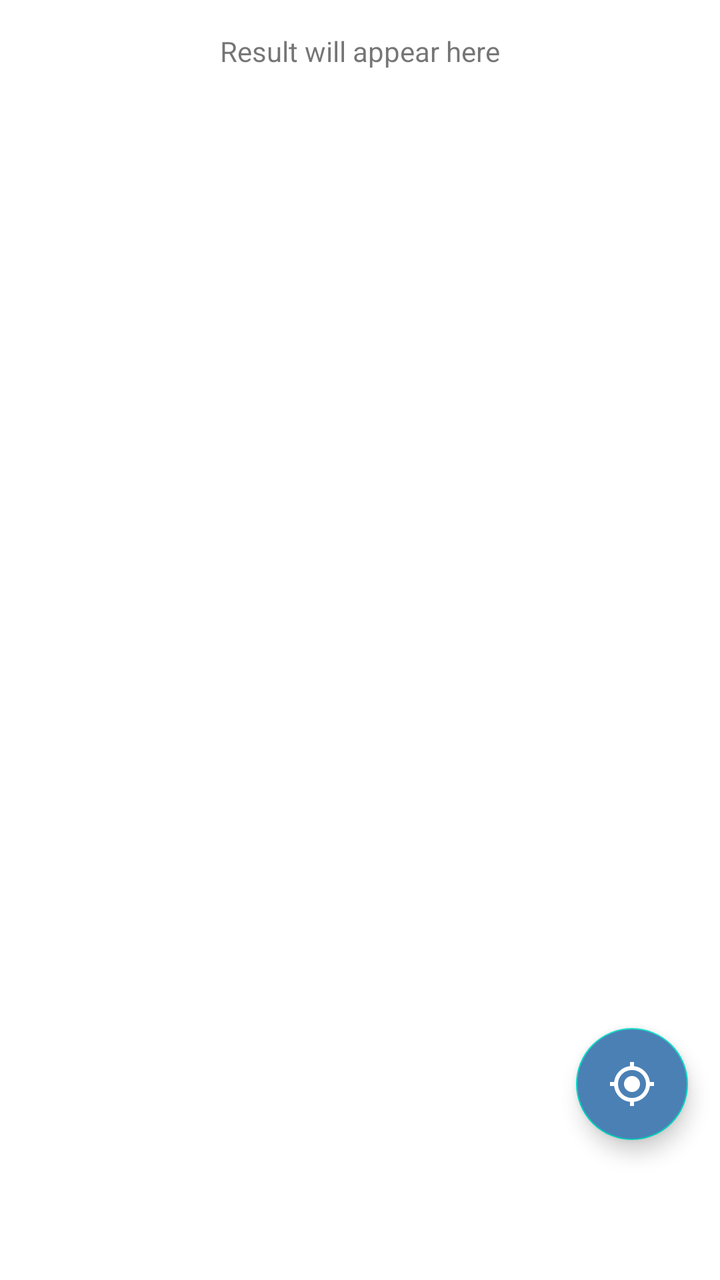
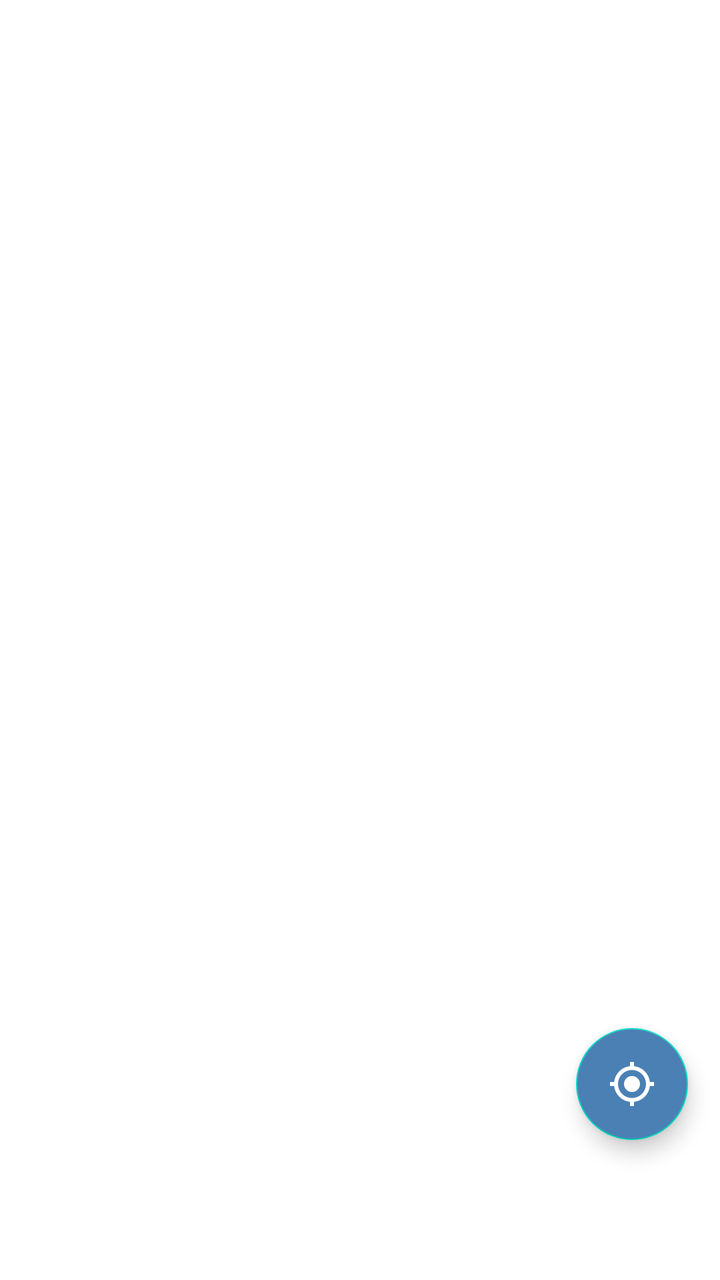

Two renders of the same Android screen: before a commit and after it. Below are the layout's source before the change and the commit's diff.
<!-- AndroidManifest.xml: application theme Theme.Pedait -->
<!-- res/layout/fragment_home.xml -->
<FrameLayout xmlns:android="http://schemas.android.com/apk/res/android"
    android:id="@+id/main"
    android:layout_width="match_parent"
    android:layout_height="match_parent">

    <FrameLayout
        android:id="@+id/map_container"
        android:layout_width="match_parent"
        android:layout_height="match_parent" />

    <com.google.android.material.floatingactionbutton.FloatingActionButton
        android:id="@+id/findLocationBtn"
        android:layout_width="wrap_content"
        android:layout_height="wrap_content"
        android:src="@drawable/ic_location"
        android:layout_gravity="end|bottom"
        android:layout_marginEnd="16dp"
        android:layout_marginBottom="70dp"
        android:backgroundTint="@color/steel_blue"
        android:contentDescription="Find my location"
        android:importantForAccessibility="yes"/>

    <TextView
        android:id="@+id/textResult"
        android:layout_width="wrap_content"
        android:layout_height="wrap_content"
        android:text="Result will appear here"
        android:layout_gravity="top|center_horizontal"
        android:padding="16dp"/>
</FrameLayout>
<!-- resources referenced by this layout -->
<resources>
  <color name="steel_blue">#4B80B5</color>
  <!-- drawable ic_location (drawable) -->
  <vector xmlns:android="http://schemas.android.com/apk/res/android"
      android:width="24dp"
      android:height="24dp"
      android:viewportWidth="24"
      android:viewportHeight="24"
      android:tint="@color/white">
      <path
          android:fillColor="#FF000000"
          android:pathData="M12,8a4,4 0,1 0,4 4A4,4 0,0 0,12 8zm8.94,3A9,9 0,0 0,13 3.06V1h-2v2.06A9,9 0,0 0,3.06 11H1v2h2.06A9,9 0,0 0,11 20.94V23h2v-2.06A9,9 0,0 0,20.94 13H23v-2zM12,19a7,7 0,1 1,7 -7A7,7 0,0 1,12 19z" />
  </vector>
  <style name="Theme.Pedait" parent="Theme.MaterialComponents.DayNight.NoActionBar">
          
          <item name="colorPrimary">@color/purple_500</item>
          <item name="colorPrimaryVariant">@color/purple_700</item>
          <item name="colorOnPrimary">@color/white</item>
          
          <item name="colorSecondary">@color/teal_200</item>
          <item name="colorSecondaryVariant">@color/teal_700</item>
          <item name="colorOnSecondary">@color/white</item>
          
          <item name="android:statusBarColor">?attr/colorPrimaryVariant</item>
          
  
  
      </style>
  <color name="white">#FFFFFFFF</color>
  <color name="purple_500">#FF6200EE</color>
  <color name="purple_700">#FF3700B3</color>
  <color name="teal_200">#FF03DAC5</color>
  <color name="teal_700">#FF018786</color>
</resources>

<!-- the commit's change to res/layout/fragment_home.xml (unified diff, before → after) -->
@@ -20,11 +20,11 @@
         android:contentDescription="Find my location"
         android:importantForAccessibility="yes"/>
 
-    <TextView
-        android:id="@+id/textResult"
-        android:layout_width="wrap_content"
-        android:layout_height="wrap_content"
-        android:text="Result will appear here"
-        android:layout_gravity="top|center_horizontal"
-        android:padding="16dp"/>
+
+
+
+
+
+
+
 </FrameLayout>
